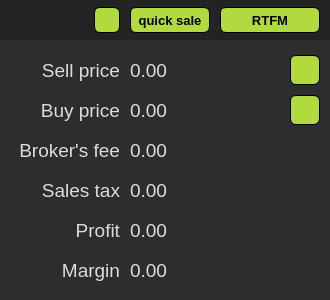
Qt form ui/mainWindow.ui (Cornholius/eve_profit_helper) before a commit.
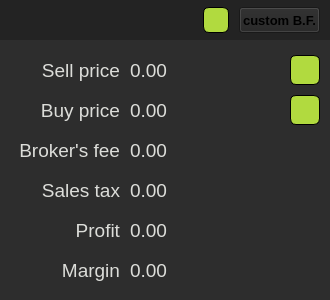
The same form after that commit. Icons and pictures are not drawn.

```diff
--- a/ui/mainWindow.ui
+++ b/ui/mainWindow.ui
@@ -143,7 +143,7 @@
      </widget>
     </item>
     <item>
-     <widget class="QPushButton" name="quick_sale_btn">
+     <widget class="QPushButton" name="custom_b_f_btn">
       <property name="minimumSize">
        <size>
         <width>80</width>
@@ -154,6 +154,7 @@
        <font>
         <family>Arial</family>
         <pointsize>10</pointsize>
+        <weight>75</weight>
         <bold>true</bold>
        </font>
       </property>
@@ -165,47 +166,7 @@
 }</string>
       </property>
       <property name="text">
-       <string>quick sale</string>
-      </property>
-     </widget>
-    </item>
-    <item>
-     <widget class="QPushButton" name="rtfm">
-      <property name="minimumSize">
-       <size>
-        <width>100</width>
-        <height>26</height>
-       </size>
-      </property>
-      <property name="maximumSize">
-       <size>
-        <width>100</width>
-        <height>26</height>
-       </size>
-      </property>
-      <property name="font">
-       <font>
-        <family>Arial</family>
-        <pointsize>10</pointsize>
-        <bold>true</bold>
-       </font>
-      </property>
-      <property name="styleSheet">
-       <string notr="true">#rtfm {
-border: 1px solid;
-border-radius: 6px;
-background-color: rgb(177, 218, 63);
-}
-
-#rtfm:hover {
-background-color: rgb(33, 240, 209);
-transition: all 1s;
-}
-
-</string>
-      </property>
-      <property name="text">
-       <string>RTFM</string>
+       <string>custom B.F.</string>
       </property>
      </widget>
     </item>
```
